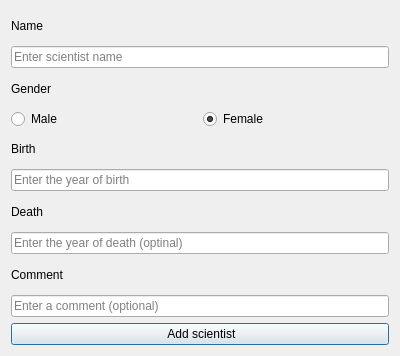
This is addscientistdialog.ui in ManiSigt/Verklegt-nams as Qt 5 draws it before an edit. The edited form follows.
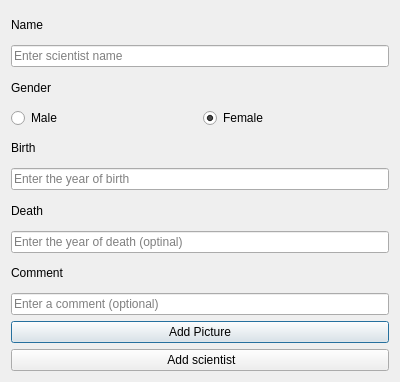
This is the edited form. Icons and pictures are not drawn.

Diff of the .ui file:
```diff
--- a/addscientistdialog.ui
+++ b/addscientistdialog.ui
@@ -7,7 +7,7 @@
     <x>0</x>
     <y>0</y>
     <width>400</width>
-    <height>356</height>
+    <height>382</height>
    </rect>
   </property>
   <property name="windowTitle">
@@ -129,6 +129,13 @@
      </property>
     </widget>
    </item>
+   <item>
+    <widget class="QPushButton" name="button_add_picture">
+     <property name="text">
+      <string>Add Picture</string>
+     </property>
+    </widget>
+   </item>
    <item>
     <widget class="QPushButton" name="button_add_scientist">
      <property name="text">
```
